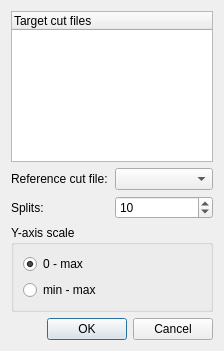
Above: ui_files/ui_element_losses_params.ui from JYU-IBA/potku before the change. Below: the same form after it.
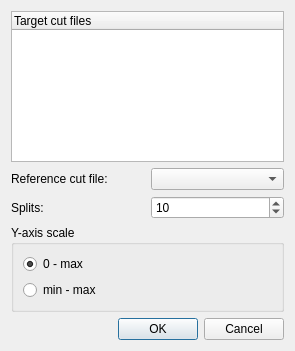
That is the form after the change.

Commit message:
Energy spectrum and composition losses dialogs disabled when graphs are being plotted
- Added a decorator to disable QWidgets for the duration of the
  decorated function
- Added status messages when no .cut files are selected
- Fixed wrong path being written to depth profile widget's save
  file.

The edit to the form file:
```diff
--- a/ui_files/ui_element_losses_params.ui
+++ b/ui_files/ui_element_losses_params.ui
@@ -6,7 +6,7 @@
    <rect>
     <x>0</x>
     <y>0</y>
-    <width>224</width>
+    <width>295</width>
     <height>351</height>
    </rect>
   </property>
@@ -29,6 +29,16 @@
        </property>
       </spacer>
      </item>
+     <item>
+      <widget class="QLabel" name="label_status">
+       <property name="text">
+        <string/>
+       </property>
+       <property name="wordWrap">
+        <bool>true</bool>
+       </property>
+      </widget>
+     </item>
      <item>
       <widget class="QPushButton" name="OKButton">
        <property name="text">
```
The commit also changes 5 other files.
